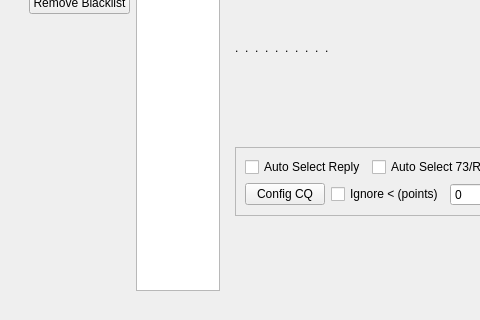
Above: mqt/MqtLogger/WsjtxFrame.ui from Rsclub22/Minos2-Mirror before the change; both pictures show x 0 to 480 and y 395 to 715 of the 969 by 715 pixel window. Below: the same form after it.
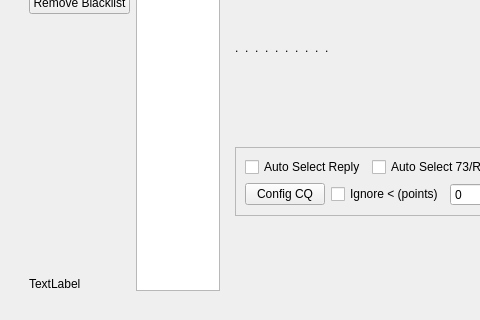
That is the form after the change. Custom widgets are drawn as their Qt base class.

Commit message: Add QSO stage indicator

```diff
--- a/mqt/MqtLogger/WsjtxFrame.ui
+++ b/mqt/MqtLogger/WsjtxFrame.ui
@@ -82,8 +82,8 @@
         <rect>
          <x>0</x>
          <y>0</y>
-         <width>969</width>
-         <height>336</height>
+         <width>987</width>
+         <height>349</height>
         </rect>
        </property>
        <property name="sizePolicy">
@@ -125,6 +125,13 @@
                </property>
               </spacer>
              </item>
+             <item>
+              <widget class="QLabel" name="qsoStateLabel">
+               <property name="text">
+                <string>TextLabel</string>
+               </property>
+              </widget>
+             </item>
             </layout>
            </item>
            <item>
```
The commit also changes 1 other file.
